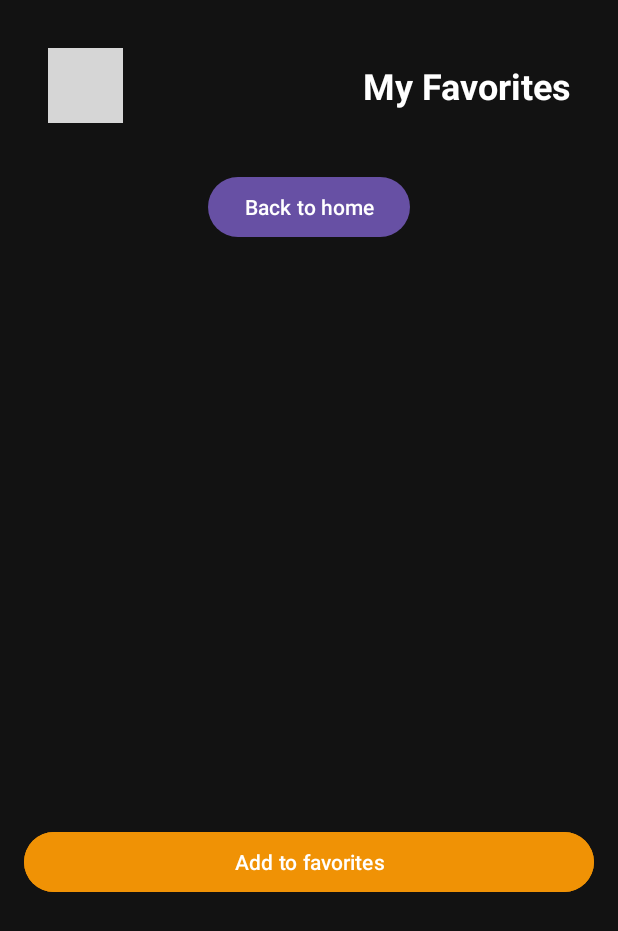
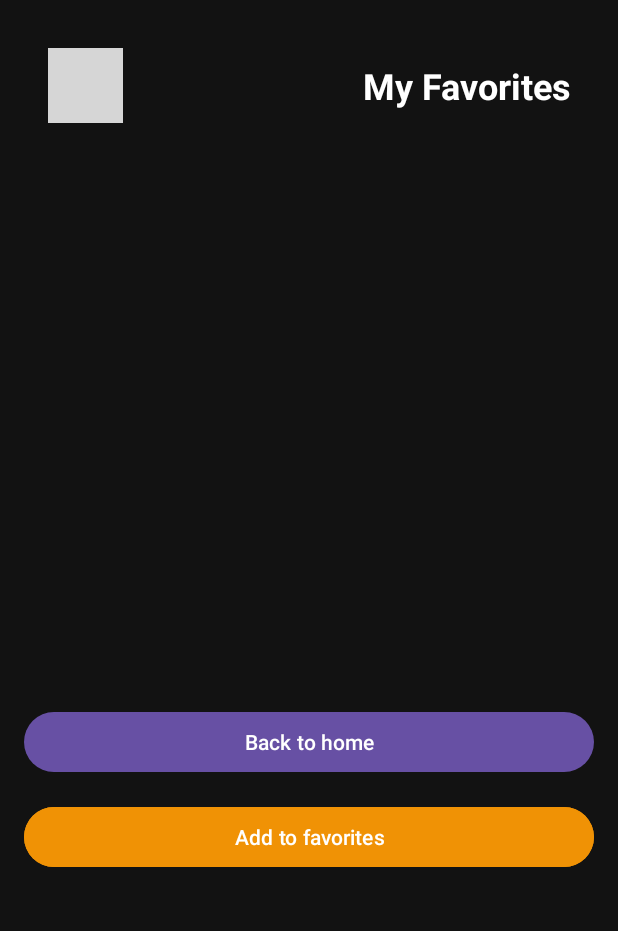
Before and after one commit to francedermaz/filmhub, an Android app: the MovieDetailActivity screen opened directly, with no data from a screen before it, on a phone screen of 412 x 824 dp. Shown: the top 931 px of the screen. Run offline under Robolectric (Android 15) with nearby library versions, the phone set to English and light mode, and no system bars; pictures from the network do not load; grey boxes are pictures that could not be loaded.

Commit message:
feat: navigation from favs to details

```diff
--- a/app/src/main/java/com/example/filmhub/ui/MovieDetailActivity.java
+++ b/app/src/main/java/com/example/filmhub/ui/MovieDetailActivity.java
@@ -35,6 +35,8 @@ public class MovieDetailActivity extends AppCompatActivity {
     private TextView textViewVoteAverage;
     private Button buttonBack;
     private Button buttonFavorite;
+    private TextView textViewFavorites;
+    private ImageView imageViewLogo;
 
     private boolean isFavorite;
     private int movieId;
@@ -69,6 +71,26 @@ public class MovieDetailActivity extends AppCompatActivity {
                 addMovieToFavorites(movieId);
             } else {
                 showSnackbar(getString(R.string.already_in_favorites), true);
+            }
+        });
+
+        textViewFavorites = findViewById(R.id.text_view_favorites);
+        imageViewLogo = findViewById(R.id.image_view_logo);
+
+        textViewFavorites.setOnClickListener(new View.OnClickListener() {
+            @Override
+            public void onClick(View v) {
+                Intent intent = new Intent(MovieDetailActivity.this, FavoritesActivity.class);
+                startActivity(intent);
+            }
+        });
+
+        imageViewLogo.setOnClickListener(new View.OnClickListener() {
+            @Override
+            public void onClick(View v) {
+                Intent intent = new Intent(MovieDetailActivity.this, FavoritesActivity.class);
+                startActivity(intent);
+                finish();
             }
         });
     }
--- a/app/src/main/res/layout/activity_movie_detail.xml
+++ b/app/src/main/res/layout/activity_movie_detail.xml
@@ -7,14 +7,6 @@
     android:padding="16dp">
 
     <include layout="@layout/header_layout" />
-
-    <Button
-        android:id="@+id/button_back"
-        android:layout_width="wrap_content"
-        android:layout_height="wrap_content"
-        android:text="@string/back"
-        android:layout_gravity="center"
-        android:layout_margin="16dp"/>
 
     <ImageView
         android:id="@+id/image_view_poster"
@@ -53,10 +45,18 @@
         android:layout_marginTop="8dp" />
 
     <Button
+        android:id="@+id/button_back"
+        android:layout_width="match_parent"
+        android:layout_height="wrap_content"
+        android:text="@string/back"
+        android:layout_gravity="center"
+        android:layout_marginTop="30dp"/>
+
+    <Button
         android:id="@+id/button_favorite"
         android:layout_width="match_parent"
         android:layout_height="wrap_content"
-        android:layout_marginTop="30dp"
+        android:layout_marginTop="15dp"
         android:backgroundTint="@color/orange_button"
         android:text="@string/add_to_favorites" />
 </LinearLayout>
```
Also changed, not shown: app/src/main/java/com/example/filmhub/adapters/FavoritesAdapter.java (+9 -2 lines), app/src/main/java/com/example/filmhub/ui/FavoritesActivity.java (+5 -10 lines).
